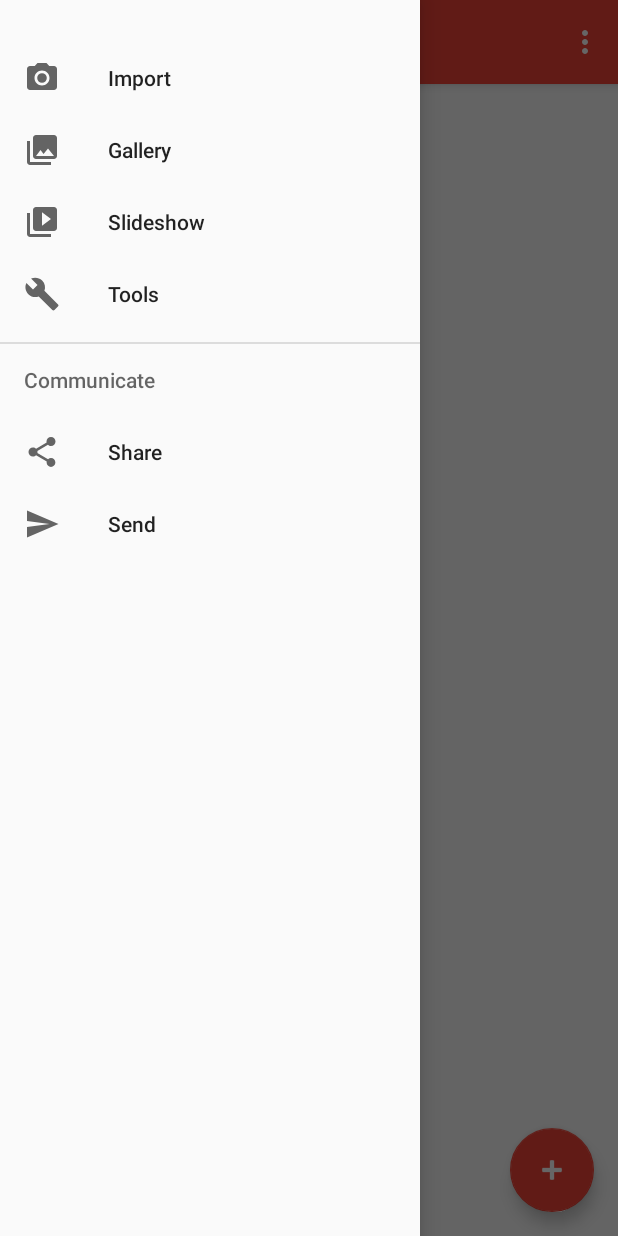
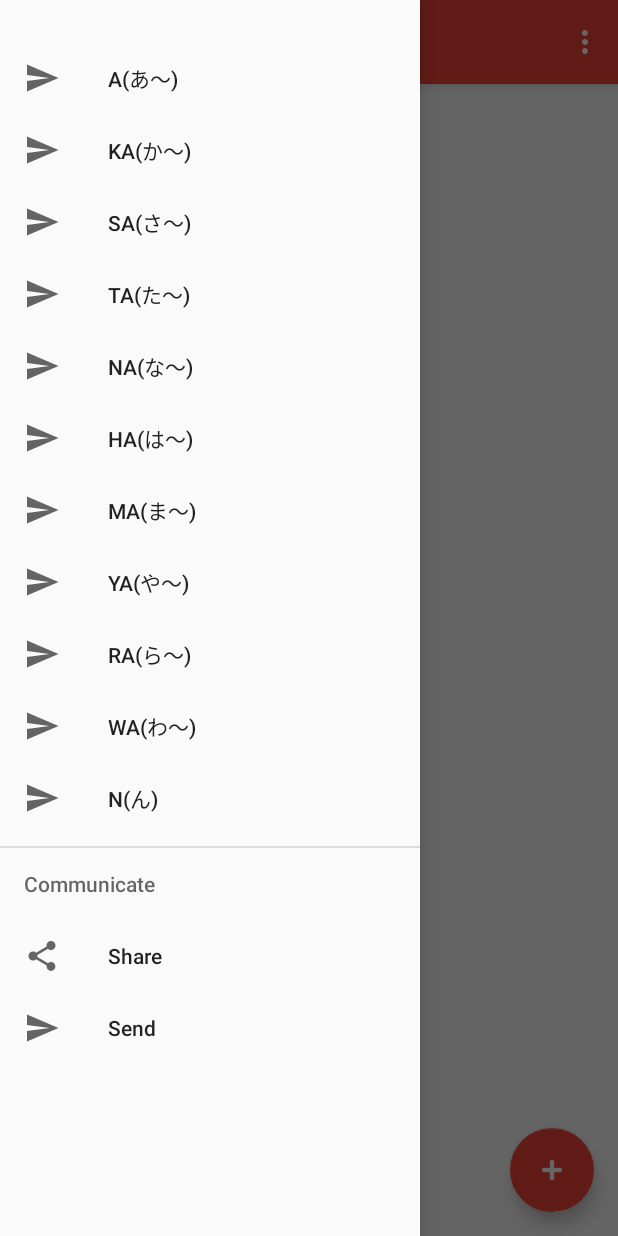
Before and after one commit to rockderick/LearnJapanese, an Android app: the HiraganaDrawerActivity screen opened directly, with no data from a screen before it, with the side drawer open, on a phone screen of 412 x 824 dp. Run offline under Robolectric (Android 15) with nearby library versions, the phone set to English and light mode, and no system bars; pictures from the network do not load; 3 statements that could not run were skipped.

Commit message:
-Se agrega navegación del drawer para acceso rápido a los kanas

```diff
--- a/app/src/main/java/com/example/android/learnjapanese/HiraganaSlideActivity.java
+++ b/app/src/main/java/com/example/android/learnjapanese/HiraganaSlideActivity.java
@@ -60,7 +60,6 @@ public class HiraganaSlideActivity extends FragmentActivity {
             character= hiraganaList.getHiraganaList().get(i);
             mPagerAdapter.addFragment(HiraganaSlidePageFragment.newInstance(i,character.getReading(),character.getImage(),
             character.getNmemonic(),character.getSound()));
-
         }
 
 
--- a/app/src/main/res/menu/activity_hiraga_drawer_drawer.xml
+++ b/app/src/main/res/menu/activity_hiraga_drawer_drawer.xml
@@ -3,21 +3,52 @@
 
     <group android:checkableBehavior="single">
         <item
-            android:id="@+id/nav_camera"
-            android:icon="@drawable/ic_menu_camera"
-            android:title="Import" />
+            android:id="@+id/a_o"
+            android:icon="@drawable/ic_menu_send"
+            android:title="@string/A_0" />
         <item
-            android:id="@+id/nav_gallery"
-            android:icon="@drawable/ic_menu_gallery"
-            android:title="Gallery" />
+            android:id="@+id/ka_ko"
+            android:icon="@drawable/ic_menu_send"
+            android:title="@string/KA_K0" />
         <item
-            android:id="@+id/nav_slideshow"
-            android:icon="@drawable/ic_menu_slideshow"
-            android:title="Slideshow" />
+            android:id="@+id/sa_so"
+            android:icon="@drawable/ic_menu_send"
+            android:title="@string/SA_S0" />
         <item
-            android:id="@+id/nav_manage"
-            android:icon="@drawable/ic_menu_manage"
-            android:title="Tools" />
+            android:id="@+id/ta_to"
+            android:icon="@drawable/ic_menu_send"
+            android:title="@string/TA_T0" />
+        <item
+            android:id="@+id/na_no"
+            android:icon="@drawable/ic_menu_send"
+            android:title="@string/NA_N0" />
+        <item
+            android:id="@+id/ha_ho"
+            android:icon="@drawable/ic_menu_send"
+            android:title="@string/HA_H0" />
+        <item
+            android:id="@+id/ma_mo"
+            android:icon="@drawable/ic_menu_send"
+            android:title="@string/MA_M0" />
+        <item
+            android:id="@+id/ya_yo"
+            android:icon="@drawable/ic_menu_send"
+            android:title="@string/YA_Y0" />
+
+        <item
+            android:id="@+id/ra_ro"
+            android:icon="@drawable/ic_menu_send"
+            android:title="@string/RA_R0" />
+        <item
+            android:id="@+id/wa_wo"
+            android:icon="@drawable/ic_menu_send"
+            android:title="@string/WA_W0" />
+
+        <item
+            android:id="@+id/n"
+            android:icon="@drawable/ic_menu_send"
+            android:title="@string/N" />
+
     </group>
 
     <item android:title="Communicate">
--- a/app/src/main/res/values/strings.xml
+++ b/app/src/main/res/values/strings.xml
@@ -77,7 +77,20 @@
     <string name="hiragana_WO">を</string>
 
     <string name="hiragana_N">ん</string>
-    <string name="title_activity_hiraga_drawer">HiragaDrawer</string>
+
+    <string name="A_0">A(あ〜)</string>
+    <string name="KA_K0">KA(か〜)</string>
+    <string name="SA_S0">SA(さ〜)</string>
+    <string name="TA_T0">TA(た〜)</string>
+    <string name="NA_N0">NA(な〜)</string>
+    <string name="HA_H0">HA(は〜)</string>
+    <string name="MA_M0">MA(ま〜)</string>
+    <string name="YA_Y0">YA(や〜)</string>
+    <string name="RA_R0">RA(ら〜)</string>
+    <string name="WA_W0">WA(わ〜)</string>
+    <string name="N">N(ん)</string>
+
+    <string name="title_activity_hiraga_drawer">Aprende Hiragana</string>
 
     <string name="navigation_drawer_open">Open navigation drawer</string>
     <string name="navigation_drawer_close">Close navigation drawer</string>
```
Also changed, not shown: app/src/main/java/com/example/android/learnjapanese/HiraganaDrawerActivity.java (+26 -10 lines).
